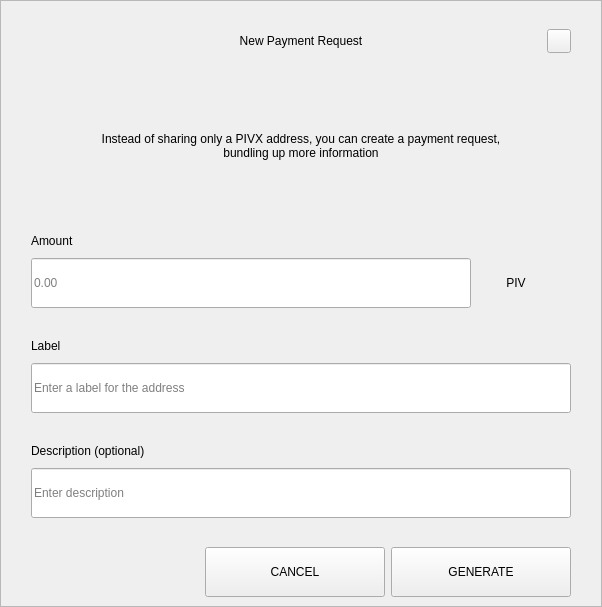
Before: the Qt Designer form src/qt/cari/forms/requestdialog.ui in VsyncCrypto/VSX, drawn with Qt 5.
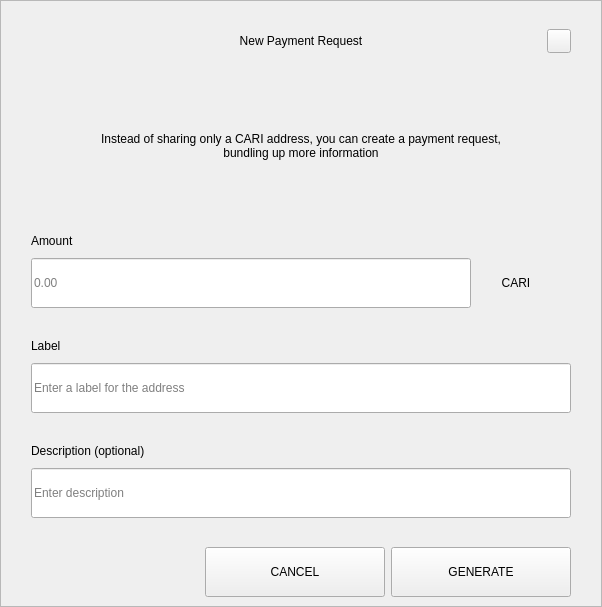
After: the same form once the commit is applied.

```diff
--- a/src/qt/cari/forms/requestdialog.ui
+++ b/src/qt/cari/forms/requestdialog.ui
@@ -210,7 +210,7 @@
              </size>
             </property>
             <property name="text">
-             <string>Instead of sharing only a PIVX address, you can create a payment request, bundling up more information</string>
+             <string>Instead of sharing only a CARI address, you can create a payment request, bundling up more information</string>
             </property>
             <property name="alignment">
              <set>Qt::AlignCenter</set>
@@ -327,7 +327,7 @@
                    <item>
                     <widget class="QLabel" name="comboBoxCoin">
                      <property name="text">
-                      <string>PIV</string>
+                      <string>CARI</string>
                      </property>
                      <property name="alignment">
                       <set>Qt::AlignCenter</set>
```
